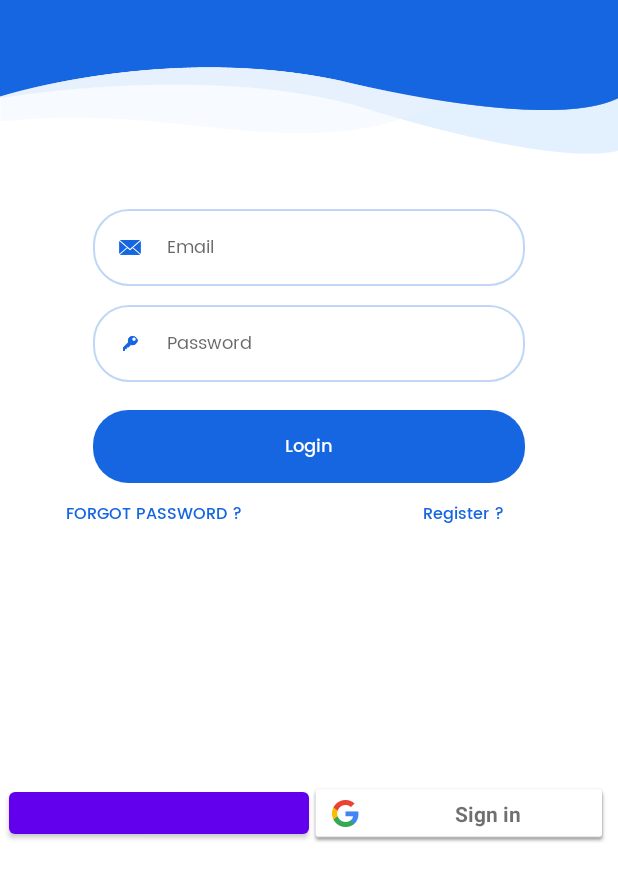
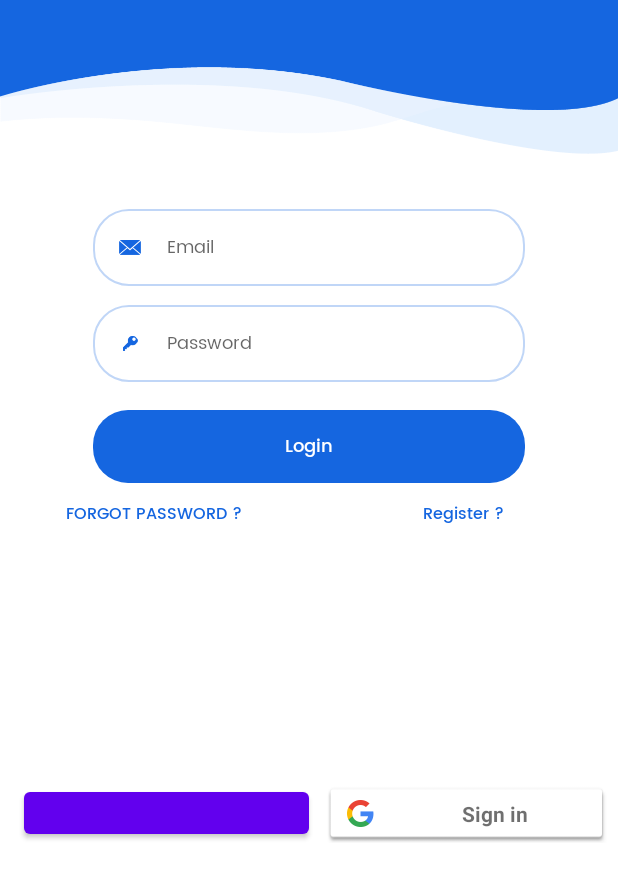
Before and after one commit to rcg3923/Mp, an Android app: the screen it shows after launch (LoginActivity), on a phone screen of 412 x 824 dp, the part 340-1236 px from its top. Run offline under Robolectric (Android 15) with nearby library versions, the phone set to English and light mode, and no system bars; our stand-ins replace Firebase (no records; nobody signed in at launch, a user with empty details on screens opened directly); libraries missing offline, so code that uses them is left out: com.facebook, com.facebook.login; plain views replace DeviceLoginButton; 4 statements that could not run were skipped.

Commit message:
xml 파일 수정

```diff
--- a/app/src/main/res/layout/activity_login.xml
+++ b/app/src/main/res/layout/activity_login.xml
@@ -167,12 +167,14 @@
 
             <com.facebook.login.widget.DeviceLoginButton
                 android:id="@+id/Facebook_LoginConroller"
-                android:layout_width="200dp"
+                android:layout_width="190dp"
+                android:layout_marginLeft="10dp"
                 android:layout_height="40dp" />
 
             <com.google.android.gms.common.SignInButton
+                android:layout_marginLeft="10dp"
                 android:id="@+id/Google_LoginController"
-                android:layout_width="200dp"
+                android:layout_width="190dp"
                 android:layout_height="40dp" />
 
         </LinearLayout>
```
